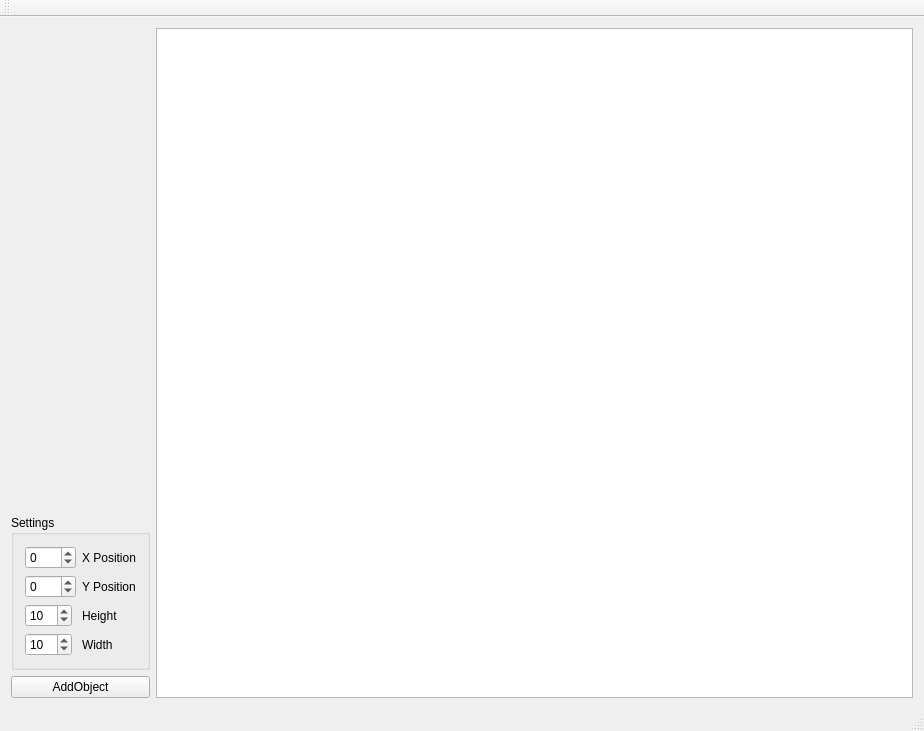
benediktrauch/VectorDrawing, file mainwindow.ui: the form before one commit.
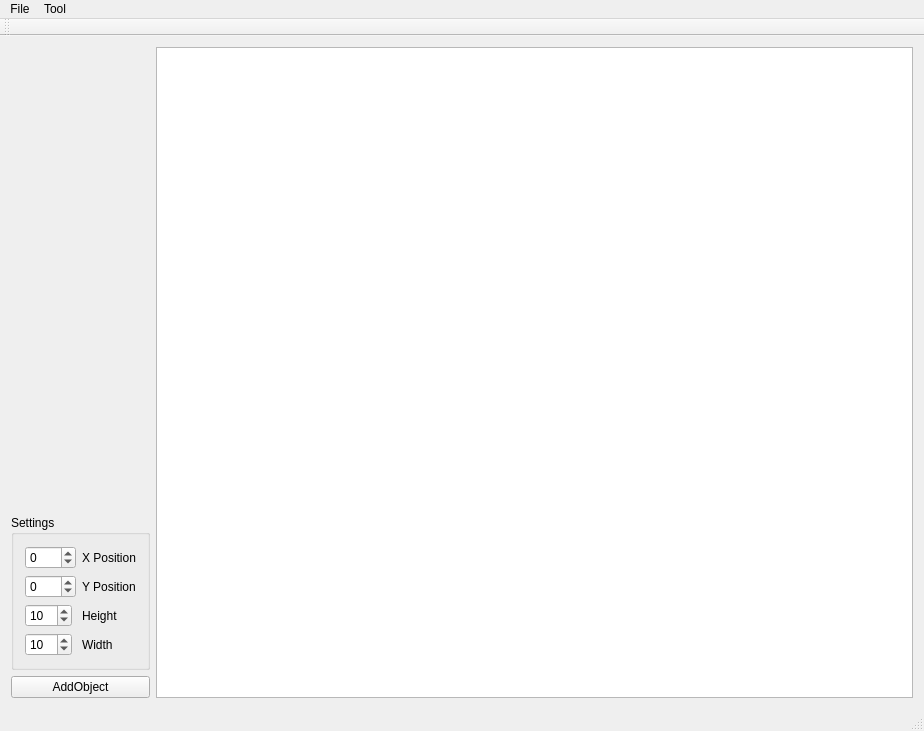
The form after the commit. Custom widgets are drawn as their Qt base class.

What changed in the file:
```diff
--- a/mainwindow.ui
+++ b/mainwindow.ui
@@ -154,6 +154,24 @@
      <height>19</height>
     </rect>
    </property>
+   <widget class="QMenu" name="menuFile">
+    <property name="title">
+     <string>File</string>
+    </property>
+    <addaction name="actionOpen"/>
+    <addaction name="actionSave"/>
+    <addaction name="actionExit"/>
+   </widget>
+   <widget class="QMenu" name="menuTool">
+    <property name="title">
+     <string>Tool</string>
+    </property>
+    <addaction name="actionSelect_Tool"/>
+    <addaction name="actionCircle_Tool"/>
+    <addaction name="actionRectangle_Tool"/>
+   </widget>
+   <addaction name="menuFile"/>
+   <addaction name="menuTool"/>
   </widget>
   <widget class="QToolBar" name="mainToolBar">
    <attribute name="toolBarArea">
```
Left out of the diff: 54 changed lines with no effect on the pictures.
